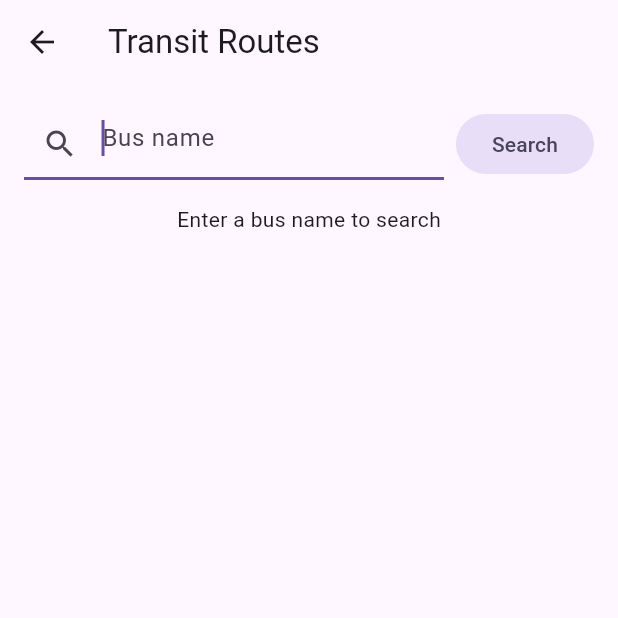
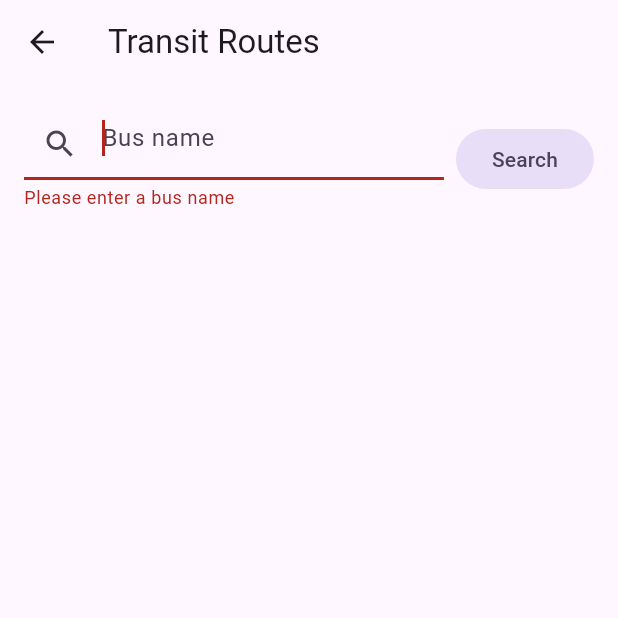
Before and after one commit to synzen/overwatch-app, a Flutter app: the RoutesList screen opened directly, after a tap on "Search", on a phone screen of 412 x 824 dp, the top half of it. Run offline on Flutter 3.47's test engine with Material 3 defaults, Android fonts, the phone set to English and light mode, and no system bars; our stand-ins replace firebase_core, firebase_messaging, just_audio, sqflite; accounts and stored records are empty.

Commit message:
Add validation for get routes search

```diff
--- a/lib/routes_list.dart
+++ b/lib/routes_list.dart
@@ -4,6 +4,7 @@ import 'package:flutter/material.dart';
 import 'package:overwatchapp/route_stops_list.dart';
 import 'package:overwatchapp/types/get_transit_routes.types.dart';
 import 'package:http/http.dart' as http;
+import 'package:overwatchapp/utils/print_debug.dart';
 
 class RoutesList extends StatefulWidget {
   const RoutesList({super.key});
@@ -15,11 +16,17 @@ class RoutesList extends StatefulWidget {
 class _RoutesListState extends State<RoutesList> {
   Future<GetTransitRoutesResponse>? transitRoutes;
   late TextEditingController _searchController;
+  bool _validate = false;
 
   Future<GetTransitRoutesResponse> fetchTransitRoutes(String search) async {
     if (search.isEmpty) {
       throw Exception('Search query cannot be empty');
     }
+
+    setState(() {
+      _validate = false;
+      transitRoutes = null;
+    });
 
     try {
       final response = await http.get(Uri.parse(
@@ -64,6 +71,20 @@ class _RoutesListState extends State<RoutesList> {
     super.dispose();
   }
 
+  void onSubmitSearch() {
+    if (_searchController.text.isEmpty) {
+      setState(() {
+        _validate = true;
+      });
+
+      return;
+    }
+
+    setState(() {
+      transitRoutes = fetchTransitRoutes(_searchController.text);
+    });
+  }
+
   @override
   Widget build(BuildContext context) {
     return Scaffold(
@@ -79,30 +100,22 @@ class _RoutesListState extends State<RoutesList> {
                 child: TextField(
               autofocus: true,
               controller: _searchController,
-              decoration: const InputDecoration(
+              onChanged: (value) => setState(() {
+                _validate = false;
+              }),
+              decoration: InputDecoration(
                 hintText: 'Bus name',
-                prefixIcon: Icon(Icons.search),
+                prefixIcon: const Icon(Icons.search),
+                errorText: _validate ? 'Please enter a bus name' : null,
               ),
               onSubmitted: (value) {
-                if (value.isEmpty) {
-                  return;
-                }
-
-                setState(() {
-                  transitRoutes = fetchTransitRoutes(value);
-                });
+                onSubmitSearch();
               },
             )),
             const SizedBox(width: 8),
             FilledButton.tonal(
               onPressed: () {
-                if (_searchController.text.isEmpty) {
-                  return;
-                }
-
-                setState(() {
-                  transitRoutes = fetchTransitRoutes(_searchController.text);
-                });
+                onSubmitSearch();
               },
               child: const Text('Search'),
             ),
@@ -112,8 +125,8 @@ class _RoutesListState extends State<RoutesList> {
               child: FutureBuilder<GetTransitRoutesResponse>(
                 future: transitRoutes,
                 builder: (_, snapshot) {
-                  if (_searchController.text == '') {
-                    return const Text('Enter a bus name to search');
+                  if (transitRoutes == null) {
+                    return const SizedBox();
                   }
 
                   if (snapshot.hasData) {
@@ -121,7 +134,6 @@ class _RoutesListState extends State<RoutesList> {
                       children: snapshot.data?.data.routes
                               .map((route) => ListTile(
                                   title: Text(route.name),
-                                  subtitle: Text(route.id),
                                   onTap: () {
                                     Navigator.push(
                                       context,
--- a/lib/types/get_transit_routes.types.dart
+++ b/lib/types/get_transit_routes.types.dart
@@ -1,4 +1,6 @@
-class GetTransitRoutesResponse {
+import 'package:overwatchapp/utils/data_query.dart';
+
+class GetTransitRoutesResponse extends JsonData {
   Data data;
 
   GetTransitRoutesResponse({required this.data});
```
